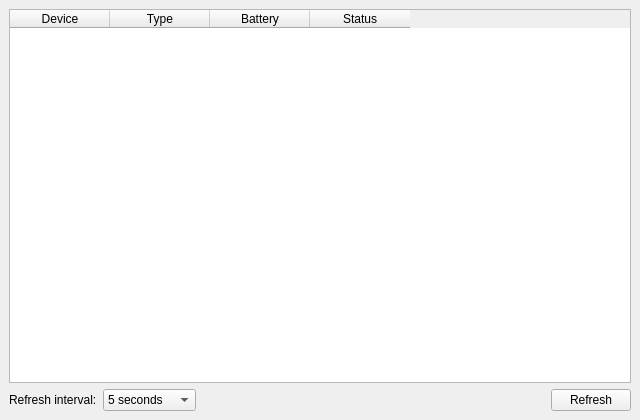
First picture: the form in mainwindow.ui, repository JKWTCN/BatteryMonitor, before the edit.
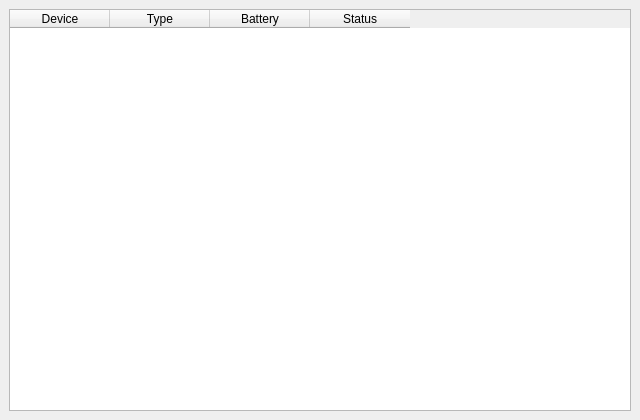
Second picture: the form after the edit.

What changed in the file:
```diff
--- a/mainwindow.ui
+++ b/mainwindow.ui
@@ -66,61 +66,6 @@
       </column>
      </widget>
     </item>
-    <item>
-     <layout class="QHBoxLayout" name="controlLayout">
-      <item>
-       <widget class="QLabel" name="intervalLabel">
-        <property name="text">
-         <string>Refresh interval:</string>
-        </property>
-       </widget>
-      </item>
-      <item>
-       <widget class="QComboBox" name="intervalCombo">
-        <item>
-         <property name="text">
-          <string>5 seconds</string>
-         </property>
-        </item>
-        <item>
-         <property name="text">
-          <string>10 seconds</string>
-         </property>
-        </item>
-        <item>
-         <property name="text">
-          <string>30 seconds</string>
-         </property>
-        </item>
-        <item>
-         <property name="text">
-          <string>60 seconds</string>
-         </property>
-        </item>
-       </widget>
-      </item>
-      <item>
-       <spacer name="controlSpacer">
-        <property name="orientation">
-         <enum>Qt::Horizontal</enum>
-        </property>
-        <property name="sizeHint" stdset="0">
-         <size>
-          <width>40</width>
-          <height>20</height>
-         </size>
-        </property>
-       </spacer>
-      </item>
-      <item>
-       <widget class="QPushButton" name="refreshButton">
-        <property name="text">
-         <string>Refresh</string>
-        </property>
-       </widget>
-      </item>
-     </layout>
-    </item>
    </layout>
   </widget>
  </widget>
```
